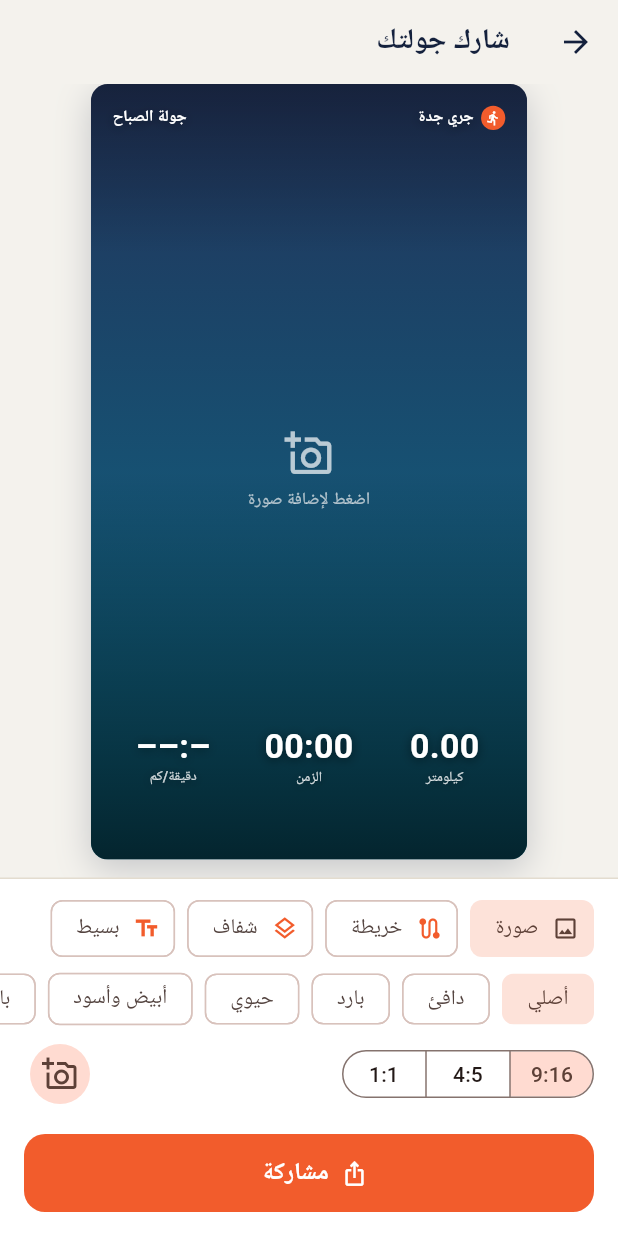
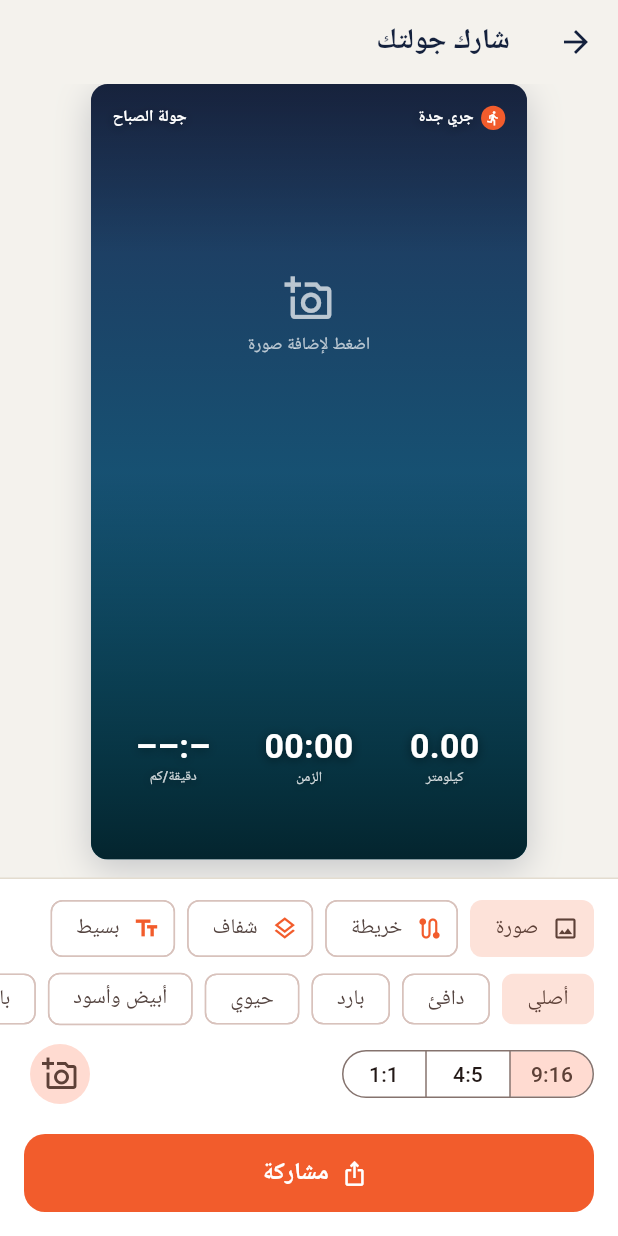
Before and after one commit to marghalani22-ui/jeddah-run, a Flutter app: the ShareScreen screen opened directly with empty values, on a phone screen of 412 x 824 dp. Run offline on Flutter 3.47's test engine with Material 3 defaults, Android fonts, the phone set to English and light mode, and no system bars; our stand-ins replace cloud_firestore, firebase_auth, firebase_core, flutter_tts, geolocator, google_fonts and 5 more; missing offline and left inert: maplibre_gl; accounts and stored records are empty.

Commit message:
تحسين معاينة قوالب المشاركة
Co-Authored-By: Claude Opus 5.5 <noreply@anthropic.com>
Claude-Session: https://claude.ai/code/session_01HrjXuXvf1Y8REjnqvaANig

```diff
--- a/lib/screens/share_screen.dart
+++ b/lib/screens/share_screen.dart
@@ -282,7 +282,9 @@ class _PhotoCard extends StatelessWidget {
         onTap: onTapEmpty,
         child: Container(
           decoration: const BoxDecoration(gradient: LinearGradient(colors: [Color(0xFF22335A), Color(0xFF0B6E8A)], begin: Alignment.topCenter, end: Alignment.bottomCenter)),
+          alignment: const Alignment(0, -.45),
           child: const Center(
+            heightFactor: 1,
             child: Column(mainAxisSize: MainAxisSize.min, children: [
               Icon(Icons.add_a_photo_outlined, color: Colors.white70, size: 40),
               SizedBox(height: 8),
```
Also changed, not shown: 2 other files.
